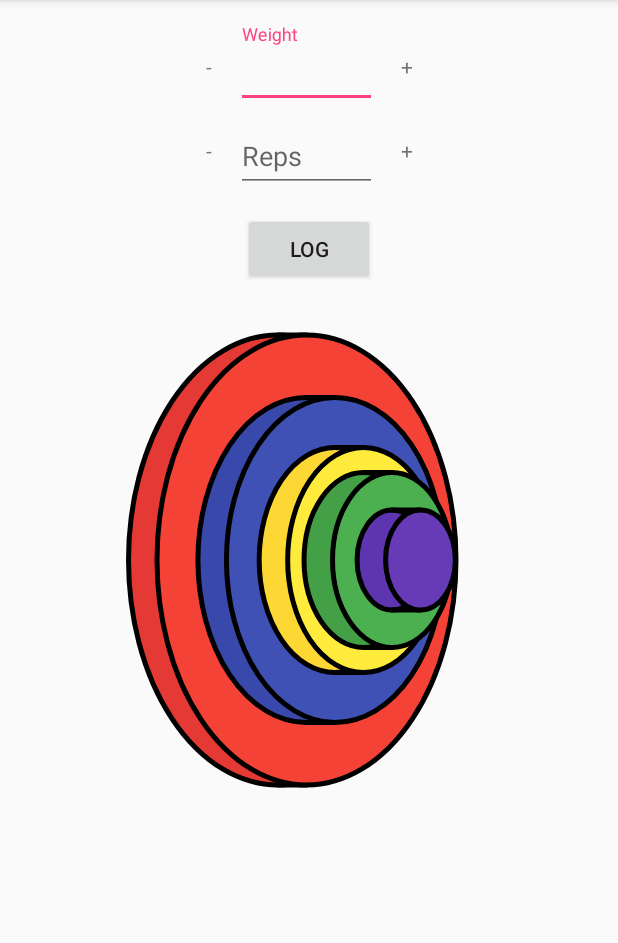
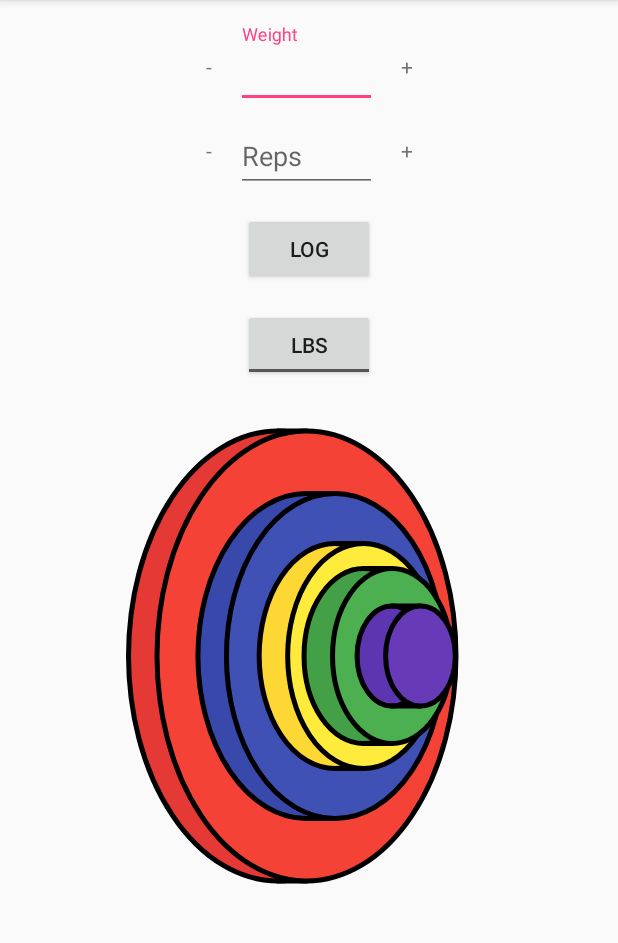
Before and after one commit to dipernaa/Lifts, an Android app: the LiftActivity screen opened directly, with no data from a screen before it, on a phone screen of 412 x 824 dp, the part 84-1027 px from its top. Run offline under Robolectric (Android 15) with nearby library versions, the phone set to English and light mode, and no system bars; our stand-ins replace RxJava; libraries missing offline, so code that uses them is left out: com.jakewharton.rxbinding2; 9 statements that could not run were skipped.

Commit message:
added stuff

```diff
--- a/app/src/main/java/connorhenke/com/lifts/LiftActivity.java
+++ b/app/src/main/java/connorhenke/com/lifts/LiftActivity.java
@@ -7,8 +7,10 @@ import android.support.design.widget.TextInputLayout;
 import android.support.v7.app.AppCompatActivity;
 import android.util.Log;
 import android.widget.Button;
+import android.widget.CompoundButton;
 import android.widget.EditText;
 import android.widget.TextView;
+import android.widget.ToggleButton;
 
 import com.jakewharton.rxbinding2.support.design.widget.RxTextInputLayout;
 import com.jakewharton.rxbinding2.view.RxView;
@@ -29,6 +31,8 @@ import io.reactivex.schedulers.Schedulers;
 public class LiftActivity extends AppCompatActivity {
 
     @Inject AppDatabase db;
+    private boolean isKilos;
+
 
     public static Intent getIntent(Context context, long liftId) {
         Intent intent = new Intent(context, LiftActivity.class);
@@ -42,6 +46,15 @@ public class LiftActivity extends AppCompatActivity {
         setContentView(R.layout.activity_lift);
 
         ((LiftApplication) getApplication()).getComponent().inject(this);
+
+        ToggleButton massSwitch = findViewById(R.id.mass_switch);
+        isKilos = massSwitch.isChecked();
+
+        massSwitch.setOnCheckedChangeListener(new CompoundButton.OnCheckedChangeListener() {
+            public void onCheckedChanged(CompoundButton buttonView, boolean isChecked) {
+                isKilos = isChecked;
+            }
+        });
 
         final long liftId = getIntent().getLongExtra("LIFT_ID", 0);
         db.liftDao().getLift(liftId)
@@ -86,7 +99,7 @@ public class LiftActivity extends AppCompatActivity {
                     @Override
                     public void accept(Integer integer) throws Exception {
                         if (integer > 0) {
-                            weightView.setWeight(integer);
+                            weightView.setWeight(isKilos ? (int) Math.floor(integer / 0.453592) : integer);
                         }
                     }
                 });
@@ -203,5 +216,26 @@ public class LiftActivity extends AppCompatActivity {
                     }
                 });
 
+        RxView.clicks(massSwitch)
+                .subscribeOn(AndroidSchedulers.mainThread())
+                .observeOn(Schedulers.computation())
+                .map(new Function<Object, Integer>() {
+                    @Override
+                    public Integer apply(Object o) throws Exception {
+                        try {
+                            Integer num = Integer.parseInt(weight.getEditText().getText().toString());
+                            weight.getEditText().setText("" + num);
+                            return num;
+                        } catch (NumberFormatException e) {
+                            return -1;
+                        }
+                    }
+                }).observeOn(AndroidSchedulers.mainThread())
+                .subscribe(new Consumer<Integer>() {
+                    @Override
+                    public void accept(Integer integer) throws Exception {
+                    }
+                });
+
     }
 }
--- a/app/src/main/java/connorhenke/com/lifts/WeightView.java
+++ b/app/src/main/java/connorhenke/com/lifts/WeightView.java
@@ -7,6 +7,7 @@ import android.graphics.Paint;
 import android.graphics.Path;
 import android.graphics.RectF;
 import android.support.annotation.Nullable;
+import android.support.v4.content.ContextCompat;
 import android.util.AttributeSet;
 import android.view.SurfaceView;
 import android.view.View;
@@ -66,20 +67,20 @@ public class WeightView extends View {
     private void init(Context context) {
         paint = new Paint();
 
-        front45 = Color.parseColor("#F44336");
-        back45 = Color.parseColor("#E53935");
+        front45 = ContextCompat.getColor(context, R.color.pomegranate);
+        back45 = ContextCompat.getColor(context, R.color.cinnabar);
 
-        front25 = Color.parseColor("#3F51B5");
-        back25 = Color.parseColor("#3949AB");
+        front25 = ContextCompat.getColor(context, R.color.san_marino);
+        back25 = ContextCompat.getColor(context, R.color.sapphire);
 
-        front10 = Color.parseColor("#FFEB3B");
-        back10 = Color.parseColor("#FDD835");
+        front10 = ContextCompat.getColor(context, R.color.gorse);
+        back10 = ContextCompat.getColor(context, R.color.bright_sun);
 
-        front5 = Color.parseColor("#4CAF50");
-        back5 = Color.parseColor("#43A047");
+        front5 = ContextCompat.getColor(context, R.color.fruit_salad);
+        back5 = ContextCompat.getColor(context, R.color.apple);
 
-        front2point5 = Color.parseColor("#673AB7");
-        back2point5 = Color.parseColor("#5E35B1");
+        front2point5 = ContextCompat.getColor(context, R.color.purple_heart);
+        back2point5 = ContextCompat.getColor(context, R.color.gigas);
 
         fourfives = 1;
         twofives = 1;
@@ -133,29 +134,29 @@ public class WeightView extends View {
         }
     }
 
-    public void setWeight(int pounds) {
-        pounds -= 45;
-        fourfives = pounds / 90;
+    public void setWeight(int weight) {
+        weight -= 45;
+        fourfives = weight / 90;
         if (fourfives > 0) {
-            pounds = pounds % (fourfives * 90);
+            weight = weight % (fourfives * 90);
         }
 
-        twofives = pounds / 50;
+        twofives = weight / 50;
         if (twofives > 0) {
-            pounds = pounds % (twofives * 50);
+            weight = weight % (twofives * 50);
         }
 
-        tens = pounds / 20;
+        tens = weight / 20;
         if (tens > 0) {
-            pounds = pounds % (tens * 20);
+            weight = weight % (tens * 20);
         }
 
-        fives = pounds / 10;
+        fives = weight / 10;
         if (fives > 0) {
-            pounds = pounds % (fives * 10);
+            weight = weight % (fives * 10);
         }
 
-        twopointfives = pounds / 5;
+        twopointfives = weight / 5;
 
         calculateTotalWidth();
         invalidate();
--- a/app/src/main/res/layout/activity_lift.xml
+++ b/app/src/main/res/layout/activity_lift.xml
@@ -105,9 +105,20 @@
         android:layout_width="wrap_content"
         android:layout_height="wrap_content" />
 
+    <ToggleButton
+        android:id="@+id/mass_switch"
+        android:textOff="lbs"
+        android:textOn="kg"
+        android:layout_marginTop="16dp"
+        app:layout_constraintTop_toBottomOf="@id/lift_log"
+        app:layout_constraintLeft_toLeftOf="parent"
+        app:layout_constraintRight_toRightOf="parent"
+        android:layout_width="wrap_content"
+        android:layout_height="wrap_content" />
+
     <connorhenke.com.lifts.WeightView
         android:id="@+id/lift_weight_plates"
-        app:layout_constraintTop_toBottomOf="@id/lift_log"
+        app:layout_constraintTop_toBottomOf="@id/mass_switch"
         app:layout_constraintLeft_toLeftOf="parent"
         app:layout_constraintRight_toRightOf="parent"
         android:layout_width="600px"
--- a/app/src/main/res/values/colors.xml
+++ b/app/src/main/res/values/colors.xml
@@ -3,4 +3,19 @@
     <color name="colorPrimary">#3F51B5</color>
     <color name="colorPrimaryDark">#303F9F</color>
     <color name="colorAccent">#FF4081</color>
+
+    <color name="pomegranate">#F44336</color>
+    <color name="cinnabar">#E53935</color>
+
+    <color name="san_marino">#3F51B5</color>
+    <color name="sapphire">#3949AB</color>
+
+    <color name="gorse">#FFEB3B</color>
+    <color name="bright_sun">#FDD835</color>
+
+    <color name="fruit_salad">#4CAF50</color>
+    <color name="apple">#43A047</color>
+
+    <color name="purple_heart">#673AB7</color>
+    <color name="gigas">#5E35B1</color>
 </resources>
--- a/build.gradle
+++ b/build.gradle
@@ -9,7 +9,7 @@ buildscript {
         google()
     }
     dependencies {
-        classpath 'com.android.tools.build:gradle:3.0.0'
+        classpath 'com.android.tools.build:gradle:3.0.1'
 //        classpath "org.jetbrains.kotlin:kotlin-gradle-plugin:$kotlin_version"
 
         // NOTE: Do not place your application dependencies here; they belong
```
